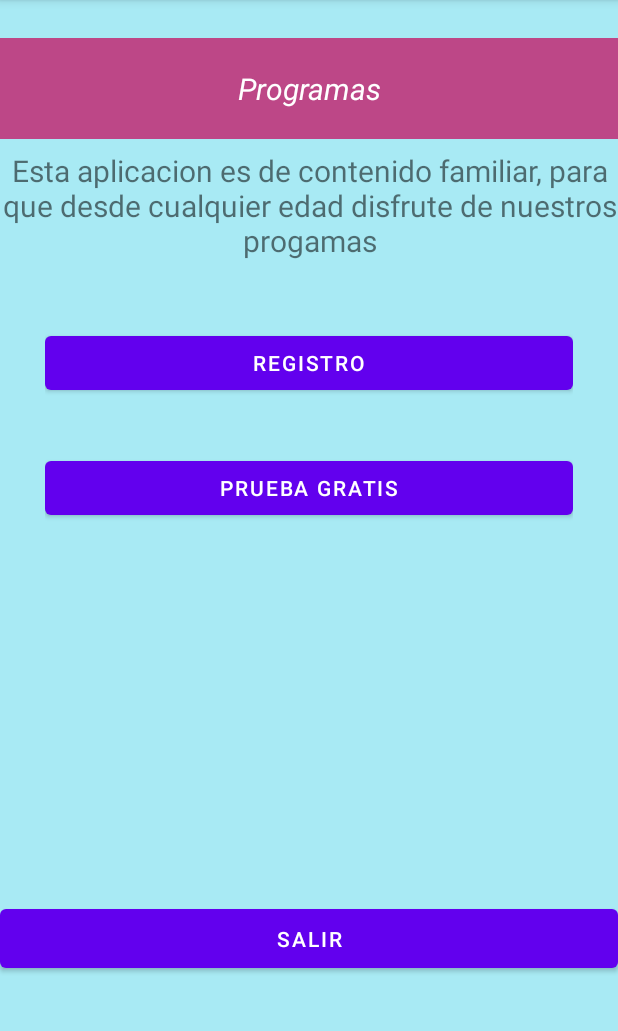
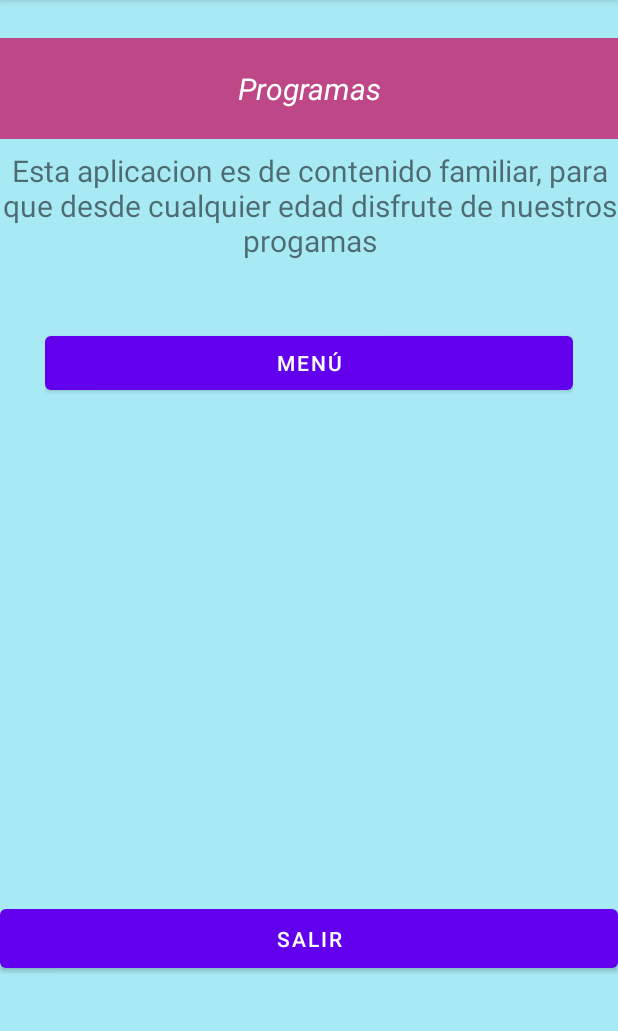
Before and after one commit to Danielaek28/2PPractica3Dani, an Android app: the screen it shows after launch (MainActivity), on a phone screen of 412 x 824 dp, the part 84-1115 px from its top. Run offline under Robolectric (Android 15) with nearby library versions, the phone set to English and light mode, and no system bars.

Commit message:
commit examen

```diff
--- a/app/src/main/java/com/example/practica6/MainActivity.java
+++ b/app/src/main/java/com/example/practica6/MainActivity.java
@@ -2,56 +2,38 @@ package com.example.practica6;
 
 import androidx.appcompat.app.AppCompatActivity;
 
-import android.content.Intent;
+import android.app.Dialog;
+import android.content.Context;
 import android.os.Bundle;
 import android.view.View;
 import android.widget.Button;
-import android.widget.EditText;
 import android.widget.Toast;
 
 public class MainActivity extends AppCompatActivity {
 
-
-    Button btn1,btn2,btn3;
+    Context contexto;
 
     @Override
     protected void onCreate(Bundle savedInstanceState) {
         super.onCreate(savedInstanceState);
         setContentView(R.layout.activity_main);
+        contexto = this;
 
-        btn1 = (Button) findViewById(R.id.registro);
-        btn2 = (Button) findViewById(R.id.pruebagratis);
-        btn3 = (Button) findViewById(R.id.salir);
-
-        btn1.setOnClickListener(new View.OnClickListener(){
+        Button btn1 = (Button) findViewById(R.id.registro);
+        Button btn2 = (Button) findViewById(R.id.salir);
+        btn1.setOnClickListener(new View.OnClickListener() {
             @Override
             public void onClick(View v) {
-                Toast.makeText(getApplicationContext(), "Hiciste click en registro", Toast.LENGTH_SHORT).show();
-                Intent i= new Intent(getApplicationContext(),registro.class);
-                startActivity(i);
+                new Dialog(contexto);
 
             }
-
         });
-
         btn2.setOnClickListener(new View.OnClickListener() {
-            @Override
-            public void onClick(View v) {
-                Toast.makeText(getApplicationContext(), "Hiciste click en prueba Gratis", Toast.LENGTH_SHORT).show();
-                Intent i= new Intent(getApplicationContext(),paginaprincipal.class);
-                startActivity(i);
-            }
-
-        });
-
-
-        btn3.setOnClickListener(new View.OnClickListener() {
             @Override
             public void onClick(View v) {
                 Toast.makeText(getApplicationContext(), "Saliste de la aplicación", Toast.LENGTH_SHORT).show();
                 finish();
             }
         });
-
     }
 }
--- a/app/src/main/res/layout/activity_main.xml
+++ b/app/src/main/res/layout/activity_main.xml
@@ -46,12 +46,6 @@
             android:layout_marginTop="35dp"
             android:text="@string/btn1" />
 
-        <Button
-            android:id="@+id/pruebagratis"
-            android:layout_width="match_parent"
-            android:layout_height="match_parent"
-            android:layout_marginTop="35dp"
-            android:text="@string/btn2" />
 
 
     </LinearLayout>
--- a/app/src/main/res/values/strings.xml
+++ b/app/src/main/res/values/strings.xml
@@ -3,7 +3,7 @@
     <string name="Titulo">Programas</string>
     <string name="titulo2">REGISTRO</string>
     <string name="contenido">Esta aplicacion es de contenido familiar, para que desde cualquier edad disfrute de nuestros progamas</string>
-    <string name="btn1">Registro</string>
+    <string name="btn1">Menú</string>
     <string name="btn2">Prueba Gratis</string>
     <string name="btn3">Salir</string>
     <string name="Edit_1">teclea tu nombre</string>
@@ -17,7 +17,8 @@
     <string name="btn5">regresar</string>
     <string name="bienvenida">Bienvenida</string>
     <string name="categoria">CATEGORIA DE PROGRAMAS</string>
-
+    <!-- TODO: Remove or change this placeholder text -->
+    <string name="hello_blank_fragment">Hello blank fragment</string>
 
 
 </resources>
```
Also changed, not shown: app/src/main/java/com/example/practica6/dia.java (added, +49 -0 lines), app/src/main/res/layout/activity_registro.xml (+0 -109 lines), app/src/main/res/layout/dialogo.xml (added, +116 -0 lines).
